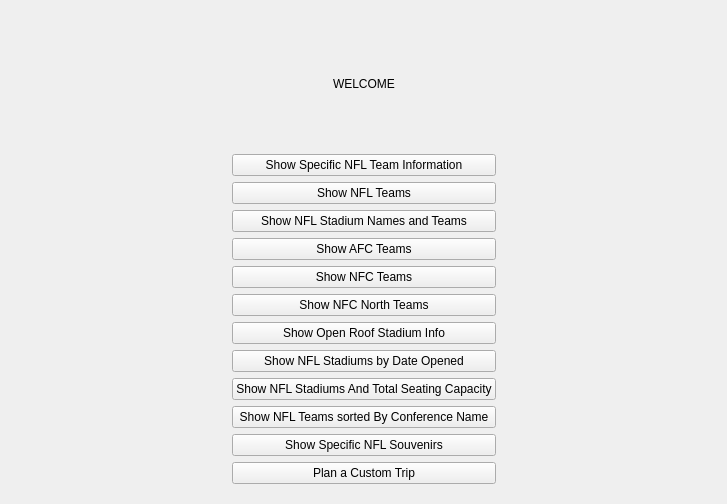
The window that FootballPlanner/menuselectwindow.ui (DonovanFoley/CS1D-Project2) describes before a commit, drawn with Qt 5.
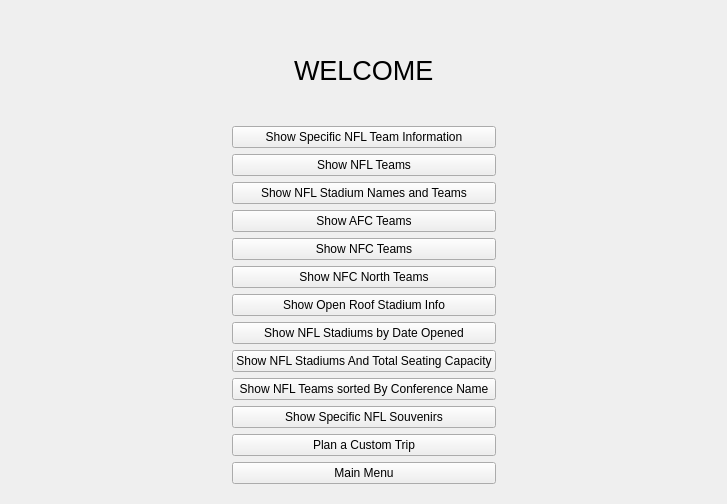
The same window after the commit.

Patch:
```diff
--- a/FootballPlanner/menuselectwindow.ui
+++ b/FootballPlanner/menuselectwindow.ui
@@ -55,6 +55,11 @@
              </item>
              <item>
               <widget class="QLabel" name="label">
+               <property name="font">
+                <font>
+                 <pointsize>20</pointsize>
+                </font>
+               </property>
                <property name="text">
                 <string>WELCOME</string>
                </property>
@@ -161,6 +166,13 @@
                </property>
               </widget>
              </item>
+             <item>
+              <widget class="QPushButton" name="mainWindowButton">
+               <property name="text">
+                <string>Main Menu</string>
+               </property>
+              </widget>
+             </item>
             </layout>
            </item>
           </layout>
```
